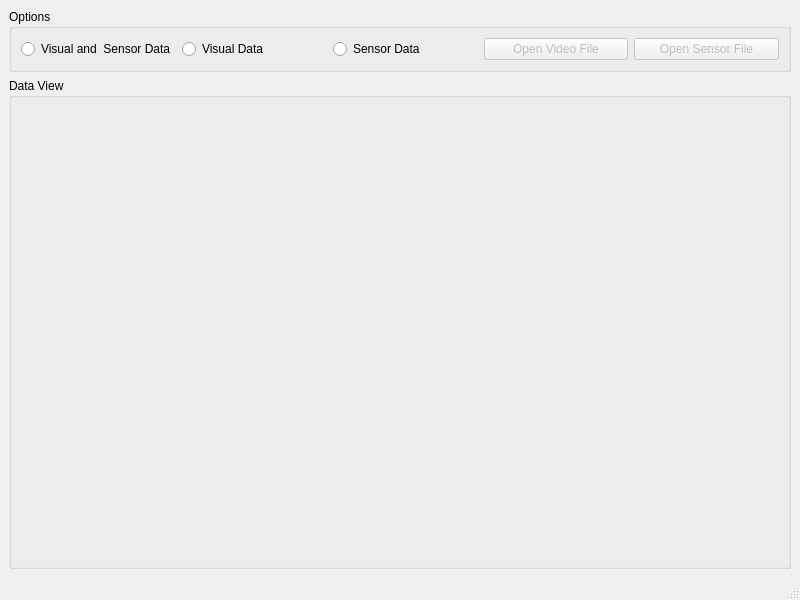
The window that src/gui/ui/main_window.ui (acnazarejr/vsdt) describes before a commit, drawn with Qt 5.
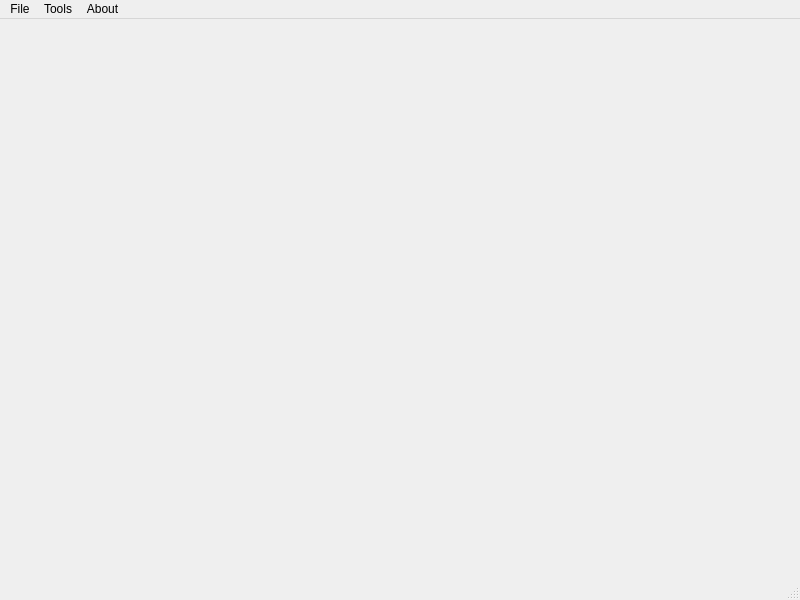
The same window after the commit. Icons and pictures are not drawn.

Commit message: add frame sync tool

What changed in the file:
```diff
--- a/src/gui/ui/main_window.ui
+++ b/src/gui/ui/main_window.ui
@@ -14,74 +14,7 @@
    <string>MainWindow</string>
   </property>
   <widget class="QWidget" name="centralwidget">
-   <layout class="QVBoxLayout" name="verticalLayout">
-    <item>
-     <widget class="QGroupBox" name="optionsGroupBox">
-      <property name="title">
-       <string>Options</string>
-      </property>
-      <layout class="QHBoxLayout" name="horizontalLayout">
-       <item>
-        <widget class="QRadioButton" name="visualSensorRadioButton">
-         <property name="text">
-          <string>Visual and  Sensor Data</string>
-         </property>
-        </widget>
-       </item>
-       <item>
-        <widget class="QRadioButton" name="visualRadioButton">
-         <property name="text">
-          <string>Visual Data</string>
-         </property>
-        </widget>
-       </item>
-       <item>
-        <widget class="QRadioButton" name="sensorRadioButton">
-         <property name="text">
-          <string>Sensor Data</string>
-         </property>
-        </widget>
-       </item>
-       <item>
-        <widget class="QPushButton" name="openVideoButton">
-         <property name="enabled">
-          <bool>false</bool>
-         </property>
-         <property name="text">
-          <string>Open Video File</string>
-         </property>
-        </widget>
-       </item>
-       <item>
-        <widget class="QPushButton" name="openSensorButton">
-         <property name="enabled">
-          <bool>false</bool>
-         </property>
-         <property name="text">
-          <string>Open Sensor File</string>
-         </property>
-        </widget>
-       </item>
-      </layout>
-     </widget>
-    </item>
-    <item>
-     <widget class="QGroupBox" name="dataViewGroupBox">
-      <property name="title">
-       <string>Data View</string>
-      </property>
-      <layout class="QVBoxLayout" name="verticalLayout_2">
-       <item>
-        <widget class="QSplitter" name="splitter">
-         <property name="orientation">
-          <enum>Qt::Vertical</enum>
-         </property>
-        </widget>
-       </item>
-      </layout>
-     </widget>
-    </item>
-   </layout>
+   <layout class="QVBoxLayout" name="verticalLayout"/>
   </widget>
   <widget class="QMenuBar" name="menuBar">
    <property name="geometry">
@@ -92,6 +25,25 @@
      <height>21</height>
     </rect>
    </property>
+   <widget class="QMenu" name="menuFile">
+    <property name="title">
+     <string>File</string>
+    </property>
+   </widget>
+   <widget class="QMenu" name="menuTool">
+    <property name="title">
+     <string>Tools</string>
+    </property>
+    <addaction name="actionFrameTemporalSync"/>
+   </widget>
+   <widget class="QMenu" name="menuAbout">
+    <property name="title">
+     <string>About</string>
+    </property>
+   </widget>
+   <addaction name="menuFile"/>
+   <addaction name="menuTool"/>
+   <addaction name="menuAbout"/>
   </widget>
   <widget class="QStatusBar" name="statusBar"/>
  </widget>
```
Left out of the diff: 19 changed lines with no effect on the pictures. The commit also changes 21 other files.
